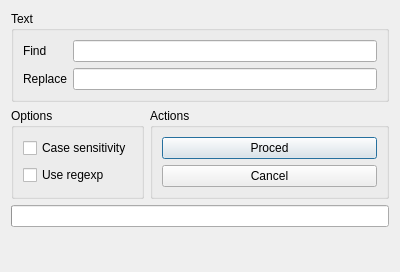
Before: the Qt Designer form replacedialog.ui in Kuszki/K-Converter, drawn with Qt 5.
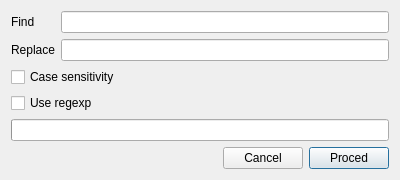
After: the same form once the commit is applied. Icons and pictures are not drawn.

Patch:
```diff
--- a/replacedialog.ui
+++ b/replacedialog.ui
@@ -7,7 +7,7 @@
     <x>0</x>
     <y>0</y>
     <width>400</width>
-    <height>272</height>
+    <height>175</height>
    </rect>
   </property>
   <property name="windowTitle">
@@ -17,13 +17,17 @@
    <iconset theme="edit-find-replace">
     <normaloff>.</normaloff>.</iconset>
   </property>
-  <layout class="QFormLayout" name="formLayout_2">
-   <item row="0" column="0" colspan="2">
-    <widget class="QGroupBox" name="textGroup">
-     <property name="title">
-      <string>Text</string>
+  <layout class="QGridLayout" name="gridLayout">
+   <item row="1" column="0">
+    <widget class="QLabel" name="replaceLabel">
+     <property name="text">
+      <string>Replace</string>
      </property>
-     <layout class="QFormLayout" name="formLayout">
+    </widget>
+   </item>
+   <item row="1" column="1">
+    <widget class="QLineEdit" name="Replace"/>
+   </item>
       <item row="0" column="0">
        <widget class="QLabel" name="findLabel">
         <property name="text">
@@ -34,48 +38,48 @@
       <item row="0" column="1">
        <widget class="QLineEdit" name="Find"/>
       </item>
-      <item row="1" column="0">
-       <widget class="QLabel" name="replaceLabel">
-        <property name="text">
-         <string>Replace</string>
-        </property>
-       </widget>
-      </item>
-      <item row="1" column="1">
-       <widget class="QLineEdit" name="Replace"/>
-      </item>
-     </layout>
-    </widget>
-   </item>
-   <item row="1" column="0">
-    <widget class="QGroupBox" name="optionsGroup">
-     <property name="title">
-      <string>Options</string>
-     </property>
-     <layout class="QVBoxLayout" name="verticalLayout">
-      <item>
+   <item row="2" column="0" colspan="2">
        <widget class="QCheckBox" name="caseCheck">
         <property name="text">
          <string>Case sensitivity</string>
         </property>
        </widget>
       </item>
+   <item row="5" column="0" colspan="2">
+    <spacer name="verticalSpacer">
+     <property name="orientation">
+      <enum>Qt::Vertical</enum>
+     </property>
+     <property name="sizeHint" stdset="0">
+      <size>
+       <width>0</width>
+       <height>0</height>
+      </size>
+     </property>
+    </spacer>
+   </item>
+   <item row="7" column="0" colspan="2">
+    <layout class="QHBoxLayout" name="horizontalLayout">
       <item>
-       <widget class="QCheckBox" name="regexpCheck">
+      <spacer name="horizontalSpacer">
+       <property name="orientation">
+        <enum>Qt::Horizontal</enum>
+       </property>
+       <property name="sizeHint" stdset="0">
+        <size>
+         <width>100</width>
+         <height>0</height>
+        </size>
+       </property>
+      </spacer>
+     </item>
+     <item>
+      <widget class="QPushButton" name="cancelButton">
         <property name="text">
-         <string>Use regexp</string>
+        <string>Cancel</string>
         </property>
        </widget>
       </item>
-     </layout>
-    </widget>
-   </item>
-   <item row="1" column="1">
-    <widget class="QGroupBox" name="groupBox">
-     <property name="title">
-      <string>Actions</string>
-     </property>
-     <layout class="QVBoxLayout" name="verticalLayout_2">
       <item>
        <widget class="QPushButton" name="procedButton">
         <property name="text">
@@ -86,19 +90,18 @@
         </property>
        </widget>
       </item>
-      <item>
-       <widget class="QPushButton" name="cancelButton">
-        <property name="text">
-         <string>Cancel</string>
-        </property>
-       </widget>
-      </item>
-     </layout>
-    </widget>
+    </layout>
    </item>
-   <item row="2" column="0" colspan="2">
+   <item row="6" column="0" colspan="2">
     <widget class="QProgressBar" name="progressBar"/>
    </item>
+   <item row="3" column="0" colspan="2">
+    <widget class="QCheckBox" name="regexpCheck">
+     <property name="text">
+      <string>Use regexp</string>
+     </property>
+    </widget>
+   </item>
   </layout>
  </widget>
  <resources/>
```
Lines whose indentation alone changed are shown as unchanged.
